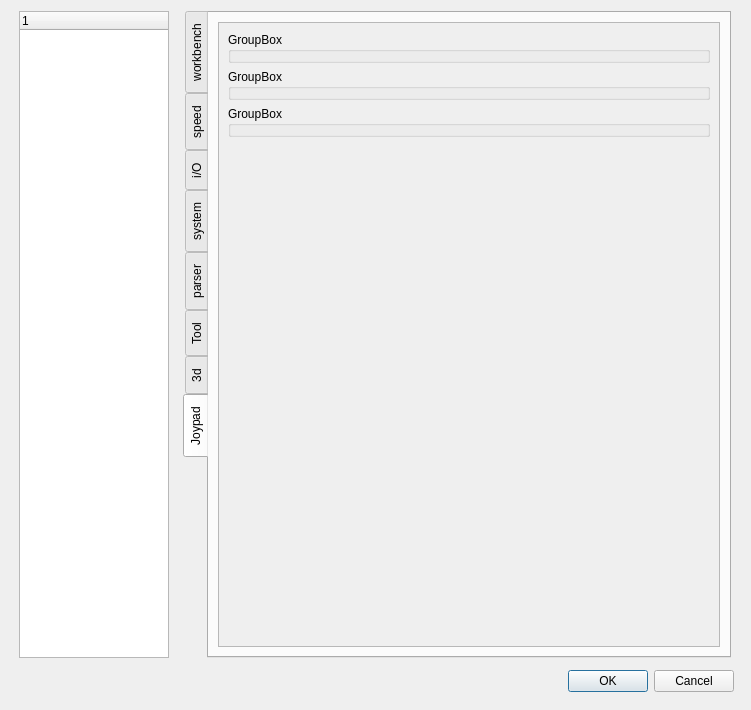
Before: the Qt Designer form sources/forms/Settings.ui in eduard-x/cnc-qt, drawn with Qt 5.
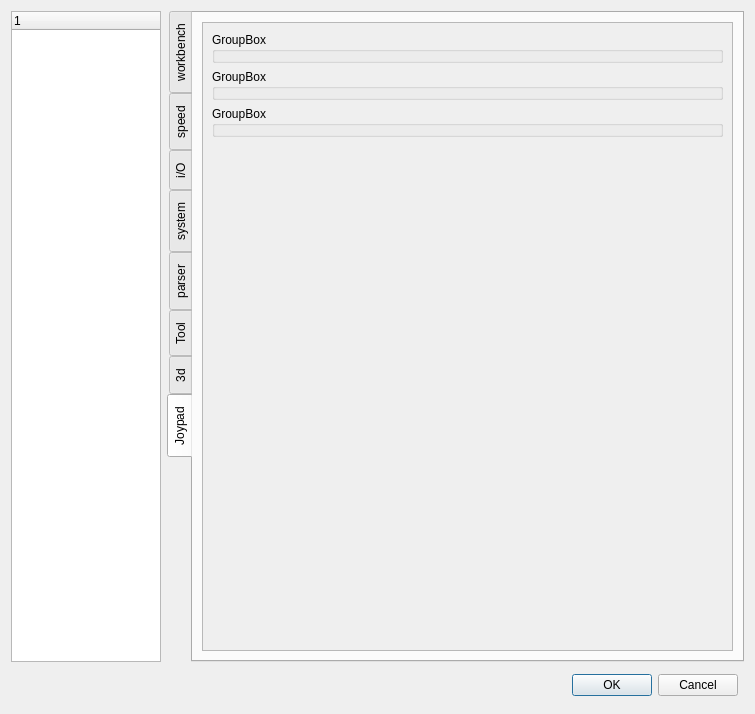
After: the same form once the commit is applied. The open tabs and pages were chosen to show the change.

Commit message: tool/material settings ui

Diff of the .ui file:
```diff
--- a/sources/forms/Settings.ui
+++ b/sources/forms/Settings.ui
@@ -6,8 +6,8 @@
    <rect>
     <x>0</x>
     <y>0</y>
-    <width>751</width>
-    <height>710</height>
+    <width>755</width>
+    <height>714</height>
    </rect>
   </property>
   <property name="sizePolicy">
@@ -53,7 +53,7 @@
      <item row="0" column="1">
       <widget class="QTabWidget" name="tabWidget">
        <property name="sizePolicy">
-        <sizepolicy hsizetype="Fixed" vsizetype="MinimumExpanding">
+        <sizepolicy hsizetype="Minimum" vsizetype="MinimumExpanding">
          <horstretch>0</horstretch>
          <verstretch>0</verstretch>
         </sizepolicy>
@@ -3259,6 +3259,12 @@
         <layout class="QGridLayout" name="gridLayout_29">
          <item row="0" column="0">
           <widget class="QScrollArea" name="scrollArea_2">
+           <property name="sizePolicy">
+            <sizepolicy hsizetype="Minimum" vsizetype="Minimum">
+             <horstretch>0</horstretch>
+             <verstretch>0</verstretch>
+            </sizepolicy>
+           </property>
            <property name="widgetResizable">
             <bool>true</bool>
            </property>
@@ -3267,8 +3273,8 @@
              <rect>
               <x>0</x>
               <y>0</y>
-              <width>526</width>
-              <height>631</height>
+              <width>529</width>
+              <height>635</height>
              </rect>
             </property>
             <layout class="QGridLayout" name="gridLayout_28">
```
Left out of the diff: 42 changed lines with no effect on the pictures. The commit also changes 2 other files.
